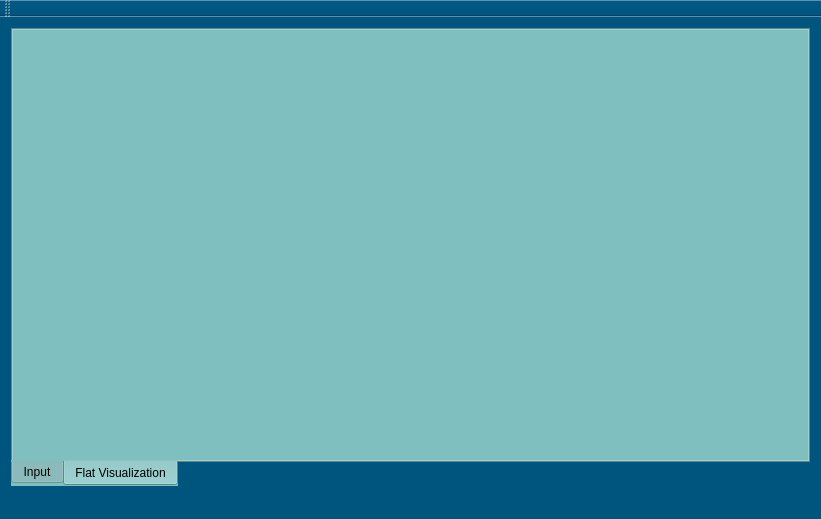
siemensmacv/rubik-teacher, file rubikomo/mainwindow.ui: the form before one commit.
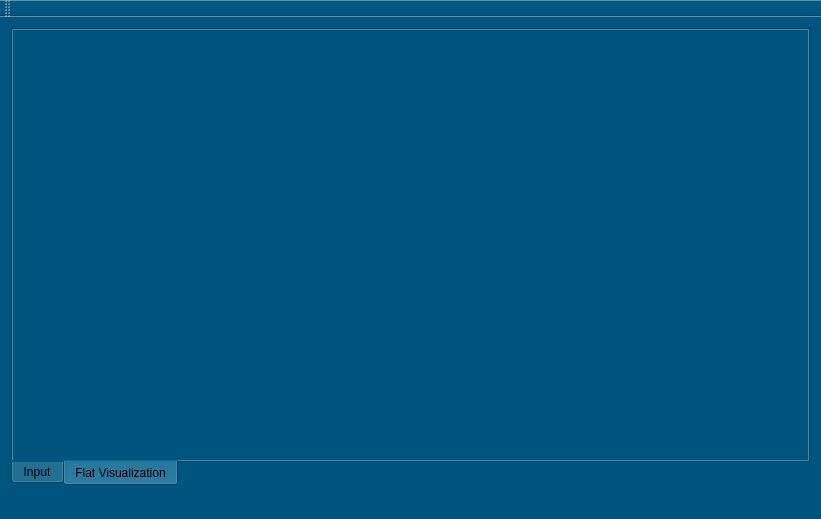
The form after the commit. The open tabs and pages were chosen to show the change.

Commit message: added window style, changed tab size

Diff of the .ui file:
```diff
--- a/rubikomo/mainwindow.ui
+++ b/rubikomo/mainwindow.ui
@@ -36,7 +36,7 @@
        <bool>false</bool>
       </property>
       <property name="styleSheet">
-       <string notr="true">background-color:rgb(127, 191, 191)</string>
+       <string notr="true"/>
       </property>
       <property name="tabPosition">
        <enum>QTabWidget::South</enum>
```
Left out of the diff: 4 changed lines with no effect on the pictures. The commit also changes 2 other files.
